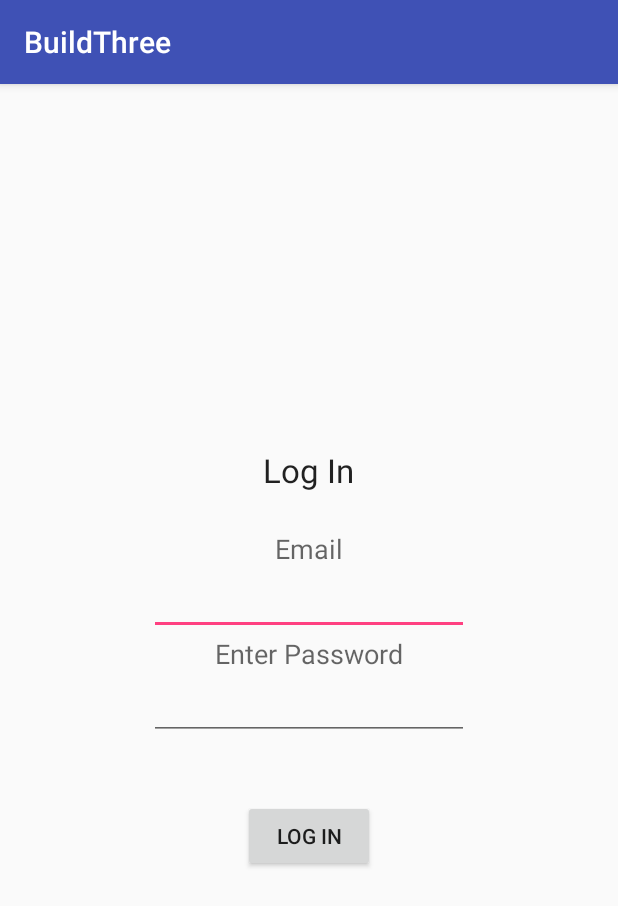
After one commit to HoGil/firebase-contacts, an Android app: the Login screen opened directly, with no data from a screen before it, on a phone screen of 412 x 824 dp. The commit adds this screen. Shown: the top 906 px of the screen. Run offline under Robolectric (Android 15) with nearby library versions, the phone set to English and light mode, and no system bars; our stand-ins replace Firebase (no records; nobody signed in at launch, a user with empty details on screens opened directly).

Commit message:
sign-in added

```diff
--- /dev/null
+++ b/app/src/main/java/com/example/gilho/buildthree/Authenticate/Login.java
@@ -0,0 +1,119 @@
+package com.example.gilho.buildthree.Authenticate;
+
+import android.content.Intent;
+import android.os.Bundle;
+import android.support.annotation.NonNull;
+import android.support.annotation.Nullable;
+import android.support.v7.app.AppCompatActivity;
+import android.text.TextUtils;
+import android.view.View;
+import android.widget.Button;
+import android.widget.EditText;
+import android.widget.Toast;
+
+import com.example.gilho.buildthree.MainActivity;
+import com.example.gilho.buildthree.R;
+import com.google.android.gms.tasks.OnCompleteListener;
+import com.google.android.gms.tasks.Task;
+import com.google.firebase.auth.AuthResult;
+import com.google.firebase.auth.FirebaseAuth;
+
+/**
+ * Created by gilho on 29/12/16.
+ */
+public class Login extends AppCompatActivity {
+
+    // views
+    private EditText inputEmail, inputPassword;
+    private Button loginButton;
+
+    // firebase variables
+    private FirebaseAuth mAuth;
+
+
+    @Override
+    protected void onCreate(@Nullable Bundle savedInstanceState) {
+        super.onCreate(savedInstanceState);
+        setContentView(R.layout.activity_login);
+
+        // get firebase auth instance
+        mAuth = FirebaseAuth.getInstance();
+
+        // if already logged in, start MainActivity
+        if (mAuth.getCurrentUser() != null) {
+            startActivity(new Intent(Login.this, MainActivity.class));
+        }
+
+        // set the views
+        inputEmail = (EditText)findViewById(R.id.edit_email_login);
+        inputPassword = (EditText)findViewById(R.id.edit_password_login);
+        loginButton = (Button)findViewById(R.id.button_login);
+
+        // attach listener on login button
+        loginButton.setOnClickListener(new View.OnClickListener() {
+            @Override
+            public void onClick(View v) {
+                String email = inputEmail.getText().toString();
+                final String password = inputPassword.getText().toString();
+
+                if (TextUtils.isEmpty(email)) {
+                    Toast.makeText(getApplicationContext(), "Enter email address!", Toast.LENGTH_SHORT).show();
+                    return;
+                }
+
+                if (TextUtils.isEmpty(password)) {
+                    Toast.makeText(getApplicationContext(), "Enter password!", Toast.LENGTH_SHORT).show();
+                    return;
+                }
+
+                // authenticate user
+                mAuth.signInWithEmailAndPassword(email, password)
+                        .addOnCompleteListener(Login.this, new OnCompleteListener<AuthResult>() {
+                            @Override
+                            public void onComplete(@NonNull Task<AuthResult> task) {
+                                // If sign in fails, display a message to the user. If sign in succeeds
+                                // the auth state listener will be notified and logic to handle the
+                                // signed in user can be handled in the listener.
+
+                                if (!task.isSuccessful()) {
+                                    // error
+                                    Toast.makeText(Login.this, "Login Error", Toast.LENGTH_SHORT).show();
+                                } else {
+                                    Intent intent = new Intent(Login.this, MainActivity.class);
+                                    startActivity(intent);
+                                    finish();
+                                }
+                            }
+                        });
+
+            }
+        });
+
+    }
+
+    @Override
+    protected void onStart() {
+        super.onStart();
+
+    }
+
+    @Override
+    protected void onStop() {
+        super.onStop();
+    }
+
+    @Override
+    protected void onDestroy() {
+        super.onDestroy();
+    }
+
+    @Override
+    protected void onPause() {
+        super.onPause();
+    }
+
+    @Override
+    protected void onResume() {
+        super.onResume();
+    }
+}
--- /dev/null
+++ b/app/src/main/res/layout/activity_login.xml
@@ -0,0 +1,56 @@
+<?xml version="1.0" encoding="utf-8"?>
+<LinearLayout xmlns:android="http://schemas.android.com/apk/res/android"
+    android:orientation="vertical" android:layout_width="match_parent"
+    android:layout_height="match_parent" android:gravity="center">
+
+    <TextView
+        android:layout_width="wrap_content"
+        android:layout_height="wrap_content"
+        android:textAppearance="?android:attr/textAppearanceLarge"
+        android:text="Log In"
+        android:id="@+id/view_login"
+        android:gravity="top"
+        android:layout_gravity="center_horizontal"
+        android:layout_marginBottom="25dp" />
+
+    <TextView
+        android:layout_width="wrap_content"
+        android:layout_height="wrap_content"
+        android:textAppearance="?android:attr/textAppearanceMedium"
+        android:text="Email"
+        android:id="@+id/view_email_login"
+        android:layout_gravity="center_horizontal"
+        android:gravity="center" />
+
+    <EditText
+        android:layout_width="wrap_content"
+        android:layout_height="wrap_content"
+        android:inputType="textEmailAddress"
+        android:ems="10"
+        android:id="@+id/edit_email_login"
+        android:gravity="center|center_horizontal" />
+
+    <TextView
+        android:layout_width="wrap_content"
+        android:layout_height="wrap_content"
+        android:textAppearance="?android:attr/textAppearanceMedium"
+        android:text="Enter Password"
+        android:id="@+id/textView2"
+        android:layout_gravity="center_horizontal" />
+
+    <EditText
+        android:layout_width="wrap_content"
+        android:layout_height="wrap_content"
+        android:inputType="textPassword"
+        android:ems="10"
+        android:id="@+id/edit_password_login"
+        android:layout_gravity="center_horizontal" />
+
+    <Button
+        android:id="@+id/button_login"
+        android:layout_width="wrap_content"
+        android:layout_height="wrap_content"
+        android:layout_marginTop="40dp"
+        android:text="Log In"/>
+
+</LinearLayout>
--- a/build.gradle
+++ b/build.gradle
@@ -3,6 +3,7 @@
 buildscript {
     repositories {
         jcenter()
+
     }
     dependencies {
         classpath 'com.android.tools.build:gradle:2.1.2'
```
Also changed, not shown: app/build.gradle (+4 -3 lines), app/src/main/AndroidManifest.xml (+9 -2 lines), app/src/main/java/com/example/gilho/buildthree/Authenticate/Register.java (added, +172 -0 lines), app/src/main/java/com/example/gilho/buildthree/EntryFragment.java (+16 -1 lines), app/src/main/java/com/example/gilho/buildthree/Gate.java (added, +57 -0 lines), app/src/main/java/com/example/gilho/buildthree/MainActivity.java (+48 -0 lines), app/src/main/res/layout/activity_gate.xml (added, +31 -0 lines), app/src/main/res/layout/activity_register.xml (added, +57 -0 lines), app/src/main/res/layout/fragment_entry.xml (+11 -1 lines).
